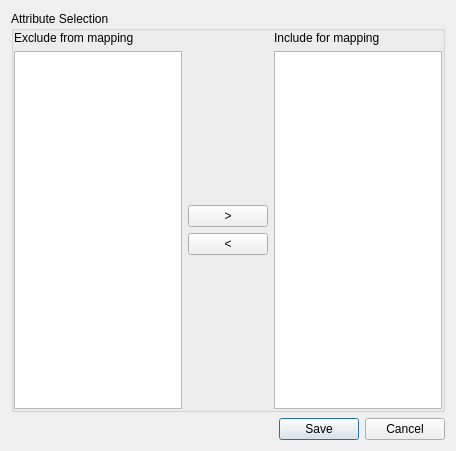
First picture: the form in ui/map_settings_dialog.ui, repository JuanPDiazL/SMPG, before the edit.
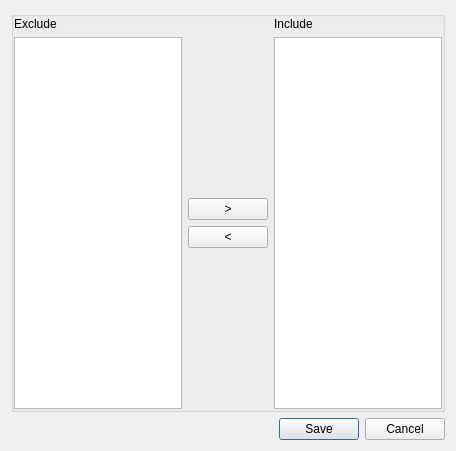
Second picture: the form after the edit.

Commit message: improvements: remove unused elements in the UI

```diff
--- a/ui/map_settings_dialog.ui
+++ b/ui/map_settings_dialog.ui
@@ -24,7 +24,7 @@
    <item row="4" column="0" colspan="2">
     <widget class="QGroupBox" name="attributeSelectionGroup">
      <property name="title">
-      <string>Attribute Selection</string>
+      <string/>
      </property>
      <property name="flat">
       <bool>true</bool>
@@ -83,7 +83,7 @@
          </sizepolicy>
         </property>
         <property name="text">
-         <string>Exclude from mapping</string>
+         <string>Exclude</string>
         </property>
        </widget>
       </item>
@@ -96,7 +96,7 @@
          </sizepolicy>
         </property>
         <property name="text">
-         <string>Include for mapping</string>
+         <string>Include</string>
         </property>
        </widget>
       </item>
```
Left out of the diff: 2 changed lines with no effect on the pictures. The commit also changes 3 other files.
